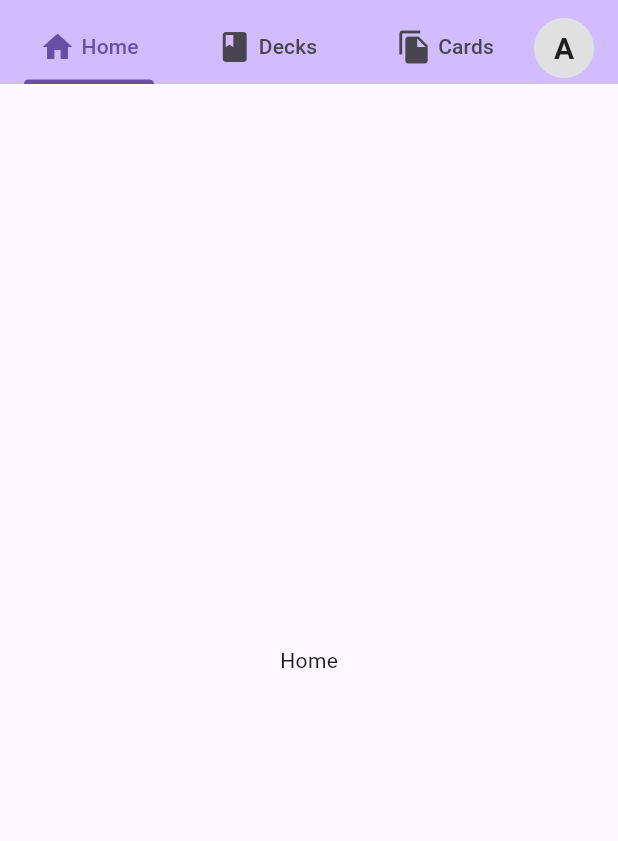
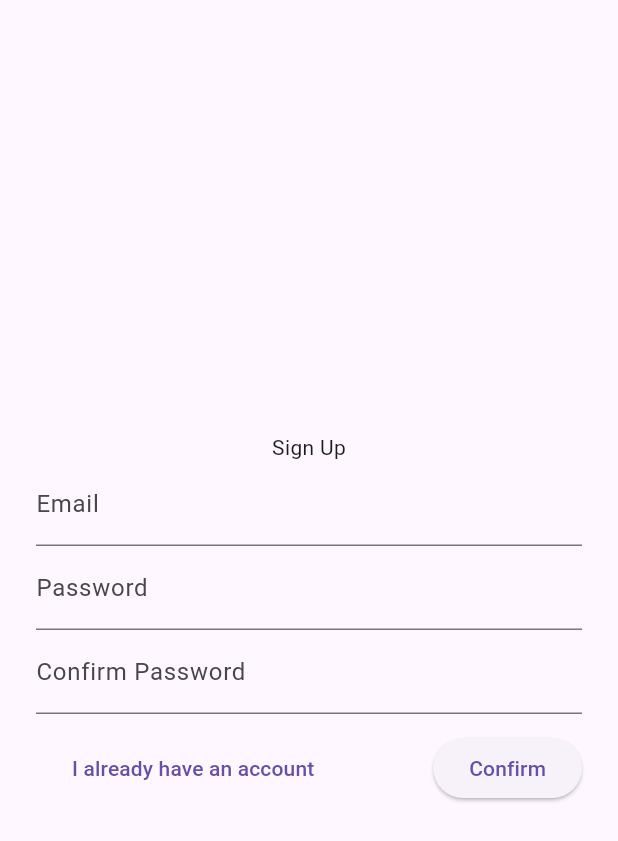
Before and after one commit to curtis-clement/study_app, a Flutter app: the screen it shows after launch, on a phone screen of 412 x 824 dp. Shown: the top 841 px of the screen. Run offline on Flutter 3.47's test engine with Material 3 defaults, Android fonts, the phone set to English and light mode, and no system bars.

Commit message:
add initial sign up screen

```diff
--- a/lib/main.dart
+++ b/lib/main.dart
@@ -1,5 +1,7 @@
 import 'package:flutter/material.dart';
 import 'package:study_app/screens/main_screen.dart';
+import 'package:study_app/screens/login_screen.dart';
+import 'package:study_app/screens/sign_up_screen.dart';
 
 void main() => runApp(MyApp());
 
@@ -14,7 +16,7 @@ class MyApp extends StatelessWidget {
         useMaterial3: true,
         primarySwatch: Colors.green,
       ),
-      home: MainScreen(),
+      home: SignUpScreen(),
     );
   }
 }
--- /dev/null
+++ b/lib/screens/sign_up_screen.dart
@@ -0,0 +1,57 @@
+import 'package:flutter/material.dart';
+
+class SignUpScreen extends StatefulWidget {
+  const SignUpScreen({super.key});
+
+  @override
+  State<SignUpScreen> createState() => _SignUpScreenState();
+}
+
+class _SignUpScreenState extends State<SignUpScreen> {
+  @override
+  Widget build(BuildContext context) {
+    return Scaffold(
+      body: SingleChildScrollView(
+        child: Container(
+          padding: EdgeInsets.all(24),
+          height: MediaQuery.of(context).size.height,
+          child: Column(
+            mainAxisAlignment: MainAxisAlignment.center,
+            children: [
+              Text('Sign Up'),
+              TextField(
+                decoration: InputDecoration(labelText: 'Email'),
+              ),
+              TextField(
+                decoration: InputDecoration(labelText: 'Password'),
+              ),
+              TextField(
+                decoration: InputDecoration(labelText: 'Confirm Password'),
+              ),
+              Container(
+                margin: EdgeInsets.only(top: 12),
+                child: Row(
+                  mainAxisAlignment: MainAxisAlignment.spaceBetween,
+                  children: [
+                    ElevatedButton(
+                      style: ButtonStyle(
+                        elevation: WidgetStateProperty.all(0),
+                        backgroundColor: WidgetStateProperty.all(Colors.transparent),
+                      ),
+                      onPressed: () {},
+                      child: Text('I already have an account'),
+                    ),
+                    ElevatedButton(
+                      onPressed: () {},
+                      child: Text('Confirm'),
+                    ),
+                  ],
+                ),
+              ),
+            ],
+          ),
+        ),
+      ),
+    );
+  }
+}
```
Also changed, not shown: lib/screens/login_screen.dart (added).
